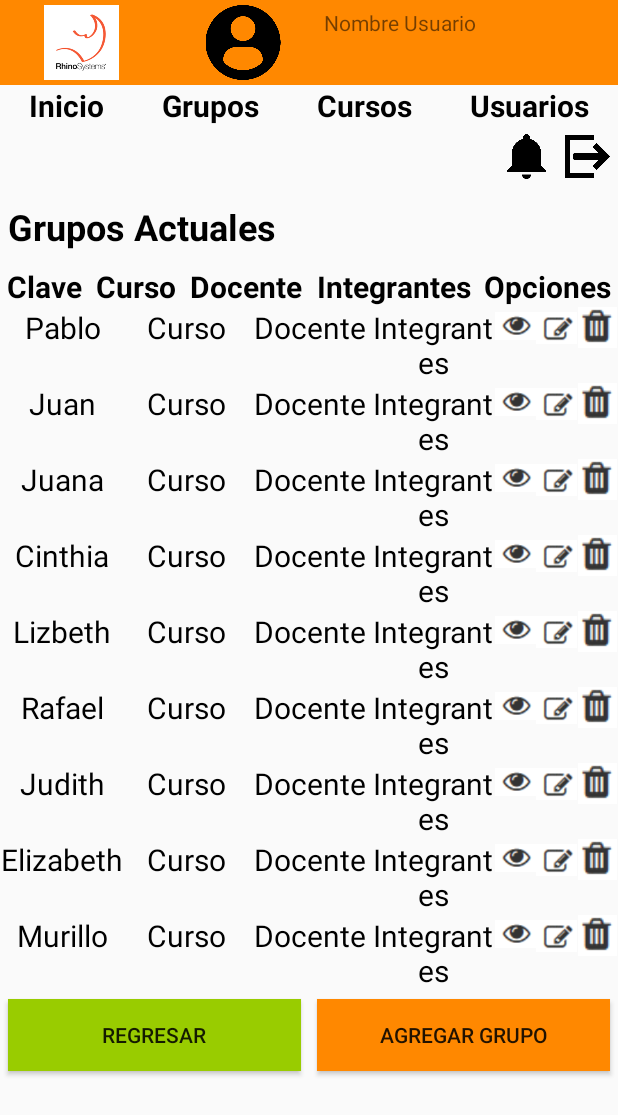
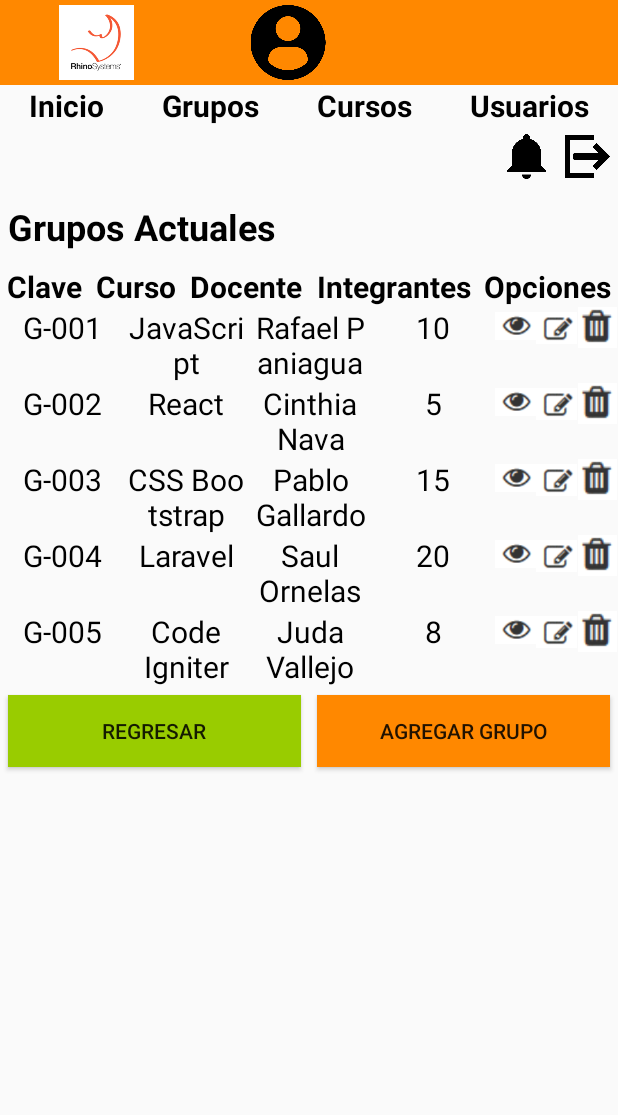
Before and after one commit to rafapaniagua/EquipoMoviles, an Android app: the ListGrupo screen opened directly, with no data from a screen before it, on a phone screen of 412 x 824 dp. Shown: the top 1115 px of the screen. Run offline under Robolectric (Android 15) with nearby library versions, the phone set to English and light mode, and no system bars; 3 statements that could not run were skipped.

Commit message:
CRUD Grupos Falta Ver Detalle

```diff
--- a/Capacitaciones/app/src/main/java/com/example/capacitaciones/AdapterGrupos.java
+++ b/Capacitaciones/app/src/main/java/com/example/capacitaciones/AdapterGrupos.java
@@ -1,23 +1,35 @@
 package com.example.capacitaciones;
 
+import android.app.Activity;
 import android.content.Context;
+import android.content.Intent;
+import android.database.sqlite.SQLiteDatabase;
 import android.support.annotation.NonNull;
 import android.support.v7.widget.RecyclerView;
 import android.view.LayoutInflater;
 import android.view.View;
 import android.view.ViewGroup;
+import android.widget.ImageView;
 import android.widget.TextView;
+import android.widget.Toast;
+
+import com.example.capacitaciones.BaseDeDatos.AdminSQliteOpenHelper;
+import com.example.capacitaciones.Modelos.Grupos;
 
 import java.util.ArrayList;
 
 public class AdapterGrupos extends RecyclerView.Adapter<AdapterGrupos.ViewHolderGrupos> {
 
     private Context context;
-    private ArrayList<String> nombres;
+    private ArrayList<Grupos> grupos_array;
+    private String is_admin, id_usuario, nombreCompleto;
 
-    public AdapterGrupos(Context context, ArrayList<String> nombres) {
+    public AdapterGrupos(Context context, ArrayList<Grupos> grupos_array, String is_admin, String id_usuario, String nombreCompleto) {
         this.context = context;
-        this.nombres = nombres;
+        this.grupos_array= grupos_array;
+        this.is_admin = is_admin;
+        this.id_usuario = id_usuario;
+        this.nombreCompleto = nombreCompleto;
     }
 
     @NonNull
@@ -32,17 +44,19 @@ public class AdapterGrupos extends RecyclerView.Adapter<AdapterGrupos.ViewHolder
 
     @Override
     public void onBindViewHolder(@NonNull AdapterGrupos.ViewHolderGrupos viewHolderGrupos, int i) {
-        viewHolderGrupos.asignarDatos(nombres.get(i));
+        viewHolderGrupos.asignarDatos(grupos_array.get(i));
     }
 
     @Override
     public int getItemCount() {
-        return nombres.size();
+        return grupos_array.size();
     }
 
     public class ViewHolderGrupos extends RecyclerView.ViewHolder {
 
         TextView clave, curso, docente, integrantes;
+        ImageView ver, editar, eliminar;
+
 
         public ViewHolderGrupos(@NonNull View itemView) {
             super(itemView);
@@ -51,10 +65,76 @@ public class AdapterGrupos extends RecyclerView.Adapter<AdapterGrupos.ViewHolder
             curso = (TextView) itemView.findViewById(R.id.tv_list_grupo_curso);
             docente = (TextView) itemView.findViewById(R.id.tv_list_grupo_docente);
             integrantes = (TextView) itemView.findViewById(R.id.tv_list_grupo_integrantes);
+
+            ver = (ImageView) itemView.findViewById(R.id.iv_ver);
+            editar = (ImageView) itemView.findViewById(R.id.iv_editar);
+            eliminar = (ImageView) itemView.findViewById(R.id.iv_eliminar);
         }
 
-        public void asignarDatos(String dato) {
-            clave.setText(dato);
+        public void asignarDatos(final Grupos grupo) {
+            clave.setText(grupo.getClave());
+            curso.setText(grupo.getNombre_curso());
+            docente.setText(grupo.getDocente());
+            integrantes.setText(String.valueOf(grupo.getNo_integrantes()));
+
+            //EVENTO PARA BOTÓN DE EDITAR GRUPO
+            editar.setOnClickListener(new View.OnClickListener() {
+                @Override
+                public void onClick(View v) {
+                    //SI ES ADMINISTRADOR SE PERMITE EDITAR
+                    if(is_admin.equals("true")) {
+                        Intent intent = new Intent(v.getContext(), AddGrupo.class);
+
+                        intent.putExtra("is_admin", is_admin);
+                        intent.putExtra("id_usuario", id_usuario);
+                        intent.putExtra("nombreCompleto", nombreCompleto);
+                        intent.putExtra("id_grupo", String.valueOf(grupo.getId_grupo()));
+
+                        v.getContext().startActivity(intent);
+
+                        //EL CÓDIGO DE LA LÍNEA DE ABAJO ES EL EQUIVALENTE A this.finish()
+                        //PARA CERRAR EL ACTIVITY ACTUAL DESDE EL ADAPTER
+                        ((Activity) v.getContext()).finish();
+
+                    //SI NO ES ADMINISTRADOR SE DENIEGA EL ACCESO
+                    }else{
+                        Toast.makeText(((Activity) v.getContext()), "No tiene permisos para editar el grupo", Toast.LENGTH_SHORT).show();
+                    }
+                }
+            });
+
+            //EVENTO PARA BOTÓN DE ELIMINAR GRUPO
+            eliminar.setOnClickListener(new View.OnClickListener() {
+                @Override
+                public void onClick(View v) {
+                    //SI ES ADMINISTRADOR SE PERMITE ELIMINAR
+                    if(is_admin.equals("true")) {
+                        AdminSQliteOpenHelper admin = new AdminSQliteOpenHelper(((Activity) v.getContext()), "rhinoSystems", null, 1);
+
+                        SQLiteDatabase BaseDeDatos = admin.getWritableDatabase();
+
+                        BaseDeDatos.delete("grupos", "id_grupo="+grupo.getId_grupo(), null);
+                        BaseDeDatos.close();
+
+                        Toast.makeText(((Activity) v.getContext()), "Grupo eliminado exitosamente", Toast.LENGTH_SHORT).show();
+
+                        Intent intent = new Intent(v.getContext(), ListGrupo.class);
+
+                        intent.putExtra("is_admin", is_admin);
+                        intent.putExtra("id_usuario", id_usuario);
+
+                        v.getContext().startActivity(intent);
+
+                        //EL CÓDIGO DE LA LÍNEA DE ABAJO ES EL EQUIVALENTE A this.finish()
+                        //PARA CERRAR EL ACTIVITY ACTUAL DESDE EL ADAPTER
+                        ((Activity) v.getContext()).finish();
+
+                        //SI NO ES ADMINISTRADOR SE DENIEGA EL ACCESO
+                    }else{
+                        Toast.makeText(((Activity) v.getContext()), "No tiene permisos para eliminar el grupo", Toast.LENGTH_SHORT).show();
+                    }
+                }
+            });
         }
     }
 }
--- a/Capacitaciones/app/src/main/java/com/example/capacitaciones/BaseDeDatos/AdminSQliteOpenHelper.java
+++ b/Capacitaciones/app/src/main/java/com/example/capacitaciones/BaseDeDatos/AdminSQliteOpenHelper.java
@@ -9,11 +9,11 @@ public class AdminSQliteOpenHelper extends SQLiteOpenHelper {
     private String tablas [] = {
             "CREATE TABLE cursos(id_curso INTEGER PRIMARY KEY AUTOINCREMENT, nombre VARCHAR(50), descripcion VARCHAR(200), fecha_creacion VARCHAR(20), duracion VARCHAR(50));",
             "CREATE TABLE usuarios( id_usuario INTEGER PRIMARY KEY AUTOINCREMENT, nombres VARCHAR(60), apellidos VARCHAR(60), correo VARCHAR(20), contrasena VARCHAR(15), is_admin VARCHAR(15));",
-            "CREATE TABLE grupos( id_grupo INTEGER PRIMARY KEY AUTOINCREMENT, clave VARCHAR(20), status VARCHAR(20),  no_integrantes INT, fecha_inicio VARCHAR(15), fecha_fin VARCHAR(15), id_curso INTEGER, FOREIGN KEY (id_curso) REFERENCES cursos(id_curso));",
-            "CREATE TABLE clases(id_clase INTEGER PRIMARY KEY AUTOINCREMENT, fecha VARCHAR(15), hora VARCHAR(15), descripcion VARCHAR(200), status VARCHAR(20), id_grupo INTEGER, FOREIGN KEY (id_grupo) REFERENCES grupos(id_grupo));",
-            "CREATE TABLE notificaciones(id_notificacion INTEGER PRIMARY KEY AUTOINCREMENT, fecha_hora_creacion VARCHAR(20), descripcion VARCHAR(200), status VARCHAR(20), id_grupo INTEGER, id_clase INTEGER, id_usuario INTEGER, FOREIGN KEY (id_grupo) REFERENCES grupos(id_grupo), FOREIGN KEY (id_clase) REFERENCES clases(id_clase), FOREIGN KEY (id_usuario) REFERENCES usuarios(id_usuario));",
-            "CREATE TABLE rol( rol VARCHAR(25), id_grupo INTEGER, id_usuario INTEGER, FOREIGN KEY (id_grupo) REFERENCES grupos(id_grupo), FOREIGN KEY (id_usuario) REFERENCES usuarios(id_usuario), PRIMARY KEY (id_grupo, id_usuario));",
-            "CREATE TABLE confirmacion( asistencia VARCHAR(15), id_clase INTEGER, id_usuario INTEGER, FOREIGN KEY (id_clase) REFERENCES clases(id_clase), FOREIGN KEY (id_usuario) REFERENCES usuarios(id_usuario), PRIMARY KEY (id_clase, id_usuario));"
+            "CREATE TABLE grupos( id_grupo INTEGER PRIMARY KEY AUTOINCREMENT, clave VARCHAR(20), status VARCHAR(20),  no_integrantes INT, fecha_inicio VARCHAR(15), fecha_fin VARCHAR(15), id_curso INTEGER, FOREIGN KEY (id_curso) REFERENCES cursos(id_curso) ON DELETE CASCADE ON UPDATE CASCADE);",
+            "CREATE TABLE clases(id_clase INTEGER PRIMARY KEY AUTOINCREMENT, fecha VARCHAR(15), hora VARCHAR(15), descripcion VARCHAR(200), status VARCHAR(20), id_grupo INTEGER, FOREIGN KEY (id_grupo) REFERENCES grupos(id_grupo) ON DELETE CASCADE ON UPDATE CASCADE);",
+            "CREATE TABLE notificaciones(id_notificacion INTEGER PRIMARY KEY AUTOINCREMENT, fecha_hora_creacion VARCHAR(20), descripcion VARCHAR(200), status VARCHAR(20), id_grupo INTEGER, id_clase INTEGER, id_usuario INTEGER, FOREIGN KEY (id_grupo) REFERENCES grupos(id_grupo) ON DELETE CASCADE ON UPDATE CASCADE, FOREIGN KEY (id_clase) REFERENCES clases(id_clase) ON DELETE CASCADE ON UPDATE CASCADE, FOREIGN KEY (id_usuario) REFERENCES usuarios(id_usuario) ON DELETE CASCADE ON UPDATE CASCADE);",
+            "CREATE TABLE rol( rol VARCHAR(25), id_grupo INTEGER, id_usuario INTEGER, FOREIGN KEY (id_grupo) REFERENCES grupos(id_grupo) ON DELETE CASCADE ON UPDATE CASCADE, FOREIGN KEY (id_usuario) REFERENCES usuarios(id_usuario) ON DELETE CASCADE ON UPDATE CASCADE, PRIMARY KEY (id_grupo, id_usuario));",
+            "CREATE TABLE confirmacion( asistencia VARCHAR(15), id_clase INTEGER, id_usuario INTEGER, FOREIGN KEY (id_clase) REFERENCES clases(id_clase) ON DELETE CASCADE ON UPDATE CASCADE, FOREIGN KEY (id_usuario) REFERENCES usuarios(id_usuario) ON DELETE CASCADE ON UPDATE CASCADE, PRIMARY KEY (id_clase, id_usuario));"
     };
 
     private String inserts [] = {
@@ -32,7 +32,7 @@ public class AdminSQliteOpenHelper extends SQLiteOpenHelper {
             "INSERT INTO grupos VALUES(null, 'G-001', 'Activo', 10, '2019-05-24', '2019-06-24', 1);",
             "INSERT INTO grupos VALUES(null, 'G-002', 'Finalizado', 5, '2019-05-24', '2019-06-24', 2);",
             "INSERT INTO grupos VALUES(null, 'G-003', 'Activo', 15, '2019-05-24', '2019-06-24', 3);",
-            "INSERT INTO grupos VALUES(null, 'G-004', 'Cerrado', 20, '2019-05-24', '2019-06-24', 4);",
+            "INSERT INTO grupos VALUES(null, 'G-004', 'Finalizado', 20, '2019-05-24', '2019-06-24', 4);",
             "INSERT INTO grupos VALUES(null, 'G-005', 'Activo', 8, '2019-05-24', '2019-06-24', 5);",
 
             "INSERT INTO clases VALUES(null, '2019-05-30', '16:00:00', 'Inducción al Curso', 'Activa', 1);",
--- a/Capacitaciones/app/src/main/java/com/example/capacitaciones/ListGrupo.java
+++ b/Capacitaciones/app/src/main/java/com/example/capacitaciones/ListGrupo.java
@@ -8,77 +8,77 @@ import android.os.Bundle;
 import android.support.v7.widget.LinearLayoutManager;
 import android.support.v7.widget.RecyclerView;
 import android.view.View;
+import android.widget.TextView;
 import android.widget.Toast;
 
 import com.example.capacitaciones.BaseDeDatos.AdminSQliteOpenHelper;
 import com.example.capacitaciones.Modelos.Grupos;
 
 import java.util.ArrayList;
-import java.util.List;
 
 public class ListGrupo extends AppCompatActivity {
 
-    ArrayList<String> nombres;
+    ArrayList<Grupos> grupos_array;
     RecyclerView rv_grupos;
-    String is_admin;
+    TextView tv_nombre_usuario;
+    String is_admin, id_usuario, nombreCompleto;
 
     @Override
     protected void onCreate(Bundle savedInstanceState) {
         super.onCreate(savedInstanceState);
         setContentView(R.layout.activity_list_grupo);
 
+        //INICIALIZAMOS LOS ARREGLOS
+        grupos_array = new ArrayList<Grupos>();
+
+        //RECIBIMOS LOS PARAMETROS
+        is_admin = this.getIntent().getExtras().getString("is_admin");
+        id_usuario = this.getIntent().getExtras().getString("id_usuario");
+        nombreCompleto = this.getIntent().getExtras().getString("nombreCompleto");
+
+        //MOSTRAMOS EN LA PANTALLA EL NOMBRE DEL USUARIO ACTUAL
+        tv_nombre_usuario = (TextView) findViewById(R.id.tv_nombre_usuario);
+        tv_nombre_usuario.setText(nombreCompleto);
+
+        mostrarGrupos();
+
+        rv_grupos = (RecyclerView) findViewById(R.id.rv_grupos);
+        AdapterGrupos adapter = new AdapterGrupos(this, grupos_array, is_admin, id_usuario, nombreCompleto);
+        rv_grupos.setAdapter(adapter);
+        rv_grupos.setLayoutManager(new LinearLayoutManager(this, LinearLayoutManager.VERTICAL, false));
+
+        Toast.makeText(this, "Admin: "+is_admin+"\nUsuario: "+id_usuario, Toast.LENGTH_SHORT).show();
+    }
+
+    private void mostrarGrupos(){
         //CREAMOS LA CONEXIÓN CON NUESTRA CLASE DE BASE DE DATOS
         AdminSQliteOpenHelper admin = new AdminSQliteOpenHelper(this, "rhinoSystems", null, 1);
-
         //PONEMOS LA BASE DE DATOS EN MODO LECTURA Y ESCRITURA
         SQLiteDatabase BaseDeDatos = admin.getWritableDatabase();
 
-        Cursor filas = BaseDeDatos.rawQuery("select gru.clave, cur.nombre, usu.nombres, usu.apellidos, gru.no_integrantes from grupos as gru " +
+        Cursor fila = BaseDeDatos.rawQuery("select gru.id_grupo, gru.clave, cur.nombre, usu.nombres, usu.apellidos, gru.no_integrantes from grupos as gru " +
                                                 "join cursos as cur on gru.id_curso = cur.id_curso " +
                                                 "join rol as ro on ro.id_grupo = gru.id_grupo " +
                                                 "join usuarios as usu on ro.id_usuario = usu.id_usuario " +
                                                 "where ro.rol = 'Docente';", null);
 
-        String test = "";
+        if(fila.getCount() > 0){
+            while(fila.moveToNext()){
+                Grupos g = new Grupos();
 
-        if(filas.getCount() > 0){
-            while(filas.moveToNext()){
+                g.setId_grupo(fila.getInt(0));
+                g.setClave(fila.getString(1));
+                g.setNombre_curso(fila.getString(2));
+                g.setDocente(fila.getString(3)+" "+fila.getString(4));
+                g.setNo_integrantes(fila.getInt(5));
 
-
-                /*grupo.setId_grupo(filas.getInt(0));
-                grupo.setId_curso();*/
-
-                test += filas.getString(0)+", ";
-                test += filas.getString(1)+", ";
-                test += filas.getString(2)+" "+filas.getString(3)+", ";
-                test += filas.getInt(4)+"\n";
-
+                grupos_array.add(g);
             }
+            BaseDeDatos.close();
+        }else{
+            Toast.makeText(this, "Lo siento, no tienes grupos disponibles", Toast.LENGTH_SHORT).show();
+            BaseDeDatos.close();
         }
-
-        Toast.makeText(this, test, Toast.LENGTH_LONG).show();
-
-        nombres = new ArrayList<String>();
-
-        nombres.add("Pablo");
-        nombres.add("Juan");
-        nombres.add("Juana");
-        nombres.add("Cinthia");
-        nombres.add("Lizbeth");
-        nombres.add("Rafael");
-        nombres.add("Judith");
-        nombres.add("Elizabeth");
-        nombres.add("Murillo");
-
-        rv_grupos = (RecyclerView) findViewById(R.id.rv_grupos);
-        AdapterGrupos adapter = new AdapterGrupos(this, nombres);
-        rv_grupos.setAdapter(adapter);
-        rv_grupos.setLayoutManager(new LinearLayoutManager(this, LinearLayoutManager.VERTICAL, false));
-
-        //RECIBIMOS LOS PARAMETROS
-        is_admin = this.getIntent().getExtras().getString("is_admin");
-
-        //Toast.makeText(this, "Admin?: "+is_admin, Toast.LENGTH_SHORT).show();
     }
 
     public void salir(View v){
@@ -90,6 +90,8 @@ public class ListGrupo extends AppCompatActivity {
     public void irInicio(View v){
         Intent intent = new Intent(this, Inicio.class);
         intent.putExtra("is_admin", is_admin);
+        intent.putExtra("id_usuario", id_usuario);
+        intent.putExtra("nombreCompleto", nombreCompleto);
         startActivity(intent);
 
         this.finish();
@@ -98,6 +100,8 @@ public class ListGrupo extends AppCompatActivity {
     public void irGrupos(View v){
         Intent intent = new Intent(this, ListGrupo.class);
         intent.putExtra("is_admin", is_admin);
+        intent.putExtra("id_usuario", id_usuario);
+        intent.putExtra("nombreCompleto", nombreCompleto);
         startActivity(intent);
 
         this.finish();
@@ -107,6 +111,8 @@ public class ListGrupo extends AppCompatActivity {
         if(is_admin.equals("true")) {
             Intent intent = new Intent(this, ListCurso.class);
             intent.putExtra("is_admin", is_admin);
+            intent.putExtra("id_usuario", id_usuario);
+            intent.putExtra("nombreCompleto", nombreCompleto);
             startActivity(intent);
 
             this.finish();
@@ -119,6 +125,8 @@ public class ListGrupo extends AppCompatActivity {
         if(is_admin.equals("true")) {
             /*Intent intent = new Intent(this, ListUsuario.class);
             intent.putExtra("is_admin", is_admin);
+            intent.putExtra("id_usuario", id_usuario);
+            intent.putExtra("nombreCompleto", nombreCompleto);
             startActivity(intent);
 
             this.finish();*/
@@ -132,10 +140,31 @@ public class ListGrupo extends AppCompatActivity {
     public void irNotificaciones(View v){
         /*Intent intent = new Intent(this, ListNotificaciones.class);
         intent.putExtra("is_admin", is_admin);
+        intent.putExtra("id_usuario", id_usuario);
+        intent.putExtra("nombreCompleto", nombreCompleto);
         startActivity(intent);
 
         this.finish();*/
 
         Toast.makeText(this, "Ir a Notificaciones", Toast.LENGTH_SHORT).show();
     }
+
+    public void irNuevoGrupo(View v){
+        //SI ES ADMINISTRADOR SE PERMITE CREAR NUEVO GRUPO
+        if(is_admin.equals("true")) {
+            Intent intent = new Intent(v.getContext(), AddGrupo.class);
+
+            intent.putExtra("is_admin", is_admin);
+            intent.putExtra("id_usuario", id_usuario);
+            intent.putExtra("nombreCompleto", nombreCompleto);
+
+            startActivity(intent);
+
+            this.finish();
+
+            //SI NO ES ADMINISTRADOR SE DENIEGA EL ACCESO
+        }else{
+            Toast.makeText(this, "No tiene permisos para agregar un nuevo grupo", Toast.LENGTH_SHORT).show();
+        }
+    }
 }
--- a/Capacitaciones/app/src/main/java/com/example/capacitaciones/MainActivity.java
+++ b/Capacitaciones/app/src/main/java/com/example/capacitaciones/MainActivity.java
@@ -43,7 +43,7 @@ public class MainActivity extends AppCompatActivity {
         //VERFICAMOS QUE LOS CAMPOS NO ESTEN VACIOS
         if(!correo.isEmpty() && !contrasena.isEmpty()){
             //EJECUTAMOS CONSULTA DE DATOS
-            Cursor fila = BaseDeDatos.rawQuery("select contrasena, is_admin, id_usuario from usuarios where correo = '" + correo + "';", null);
+            Cursor fila = BaseDeDatos.rawQuery("select contrasena, is_admin, id_usuario, nombres, apellidos from usuarios where correo = '" + correo + "';", null);
 
             //VERIFICAMOS QUE LA CONSULTA REGRESE ALGO
             if(fila.moveToFirst()){
@@ -57,6 +57,7 @@ public class MainActivity extends AppCompatActivity {
                     Intent intent = new Intent(this, Inicio.class);
                     intent.putExtra("is_admin", fila.getString(1));
                     intent.putExtra("id_usuario", fila.getString(2));
+                    intent.putExtra("nombreCompleto", fila.getString(3)+" "+fila.getString(4));
                     startActivity(intent);
 
                     //CERRAMOS EL ACTIVITY ACTUAL
--- a/Capacitaciones/app/src/main/res/layout/activity_list_grupo.xml
+++ b/Capacitaciones/app/src/main/res/layout/activity_list_grupo.xml
@@ -234,6 +234,7 @@
                     android:layout_margin="5dp"
                     android:layout_weight="1"
                     android:background="@android:color/holo_orange_dark"
+                    android:onClick="irNuevoGrupo"
                     android:text="@string/grupo_list_btnagregar" />
             </TableRow>
         </LinearLayout>
```
Also changed, not shown: Capacitaciones/app/src/main/java/com/example/capacitaciones/AddGrupo.java (+397 -0 lines), Capacitaciones/app/src/main/java/com/example/capacitaciones/Inicio.java (+18 -1 lines), Capacitaciones/app/src/main/java/com/example/capacitaciones/Modelos/Cursos.java (added, +61 -0 lines), Capacitaciones/app/src/main/res/layout/activity_add_grupo.xml (+12 -5 lines).
